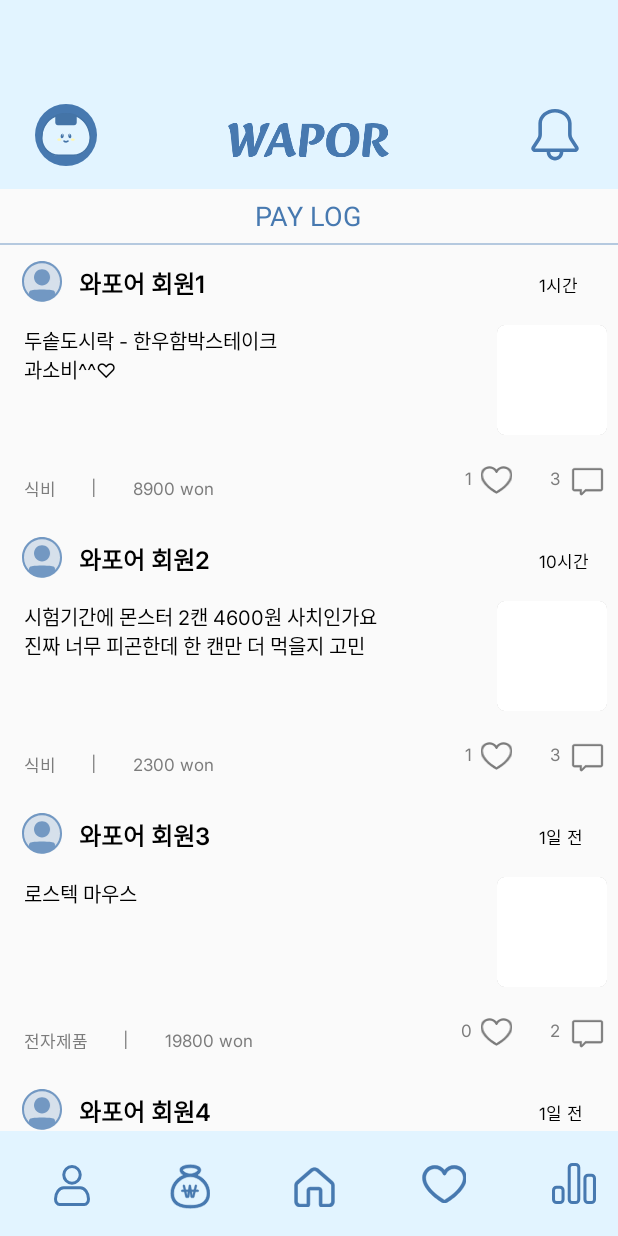
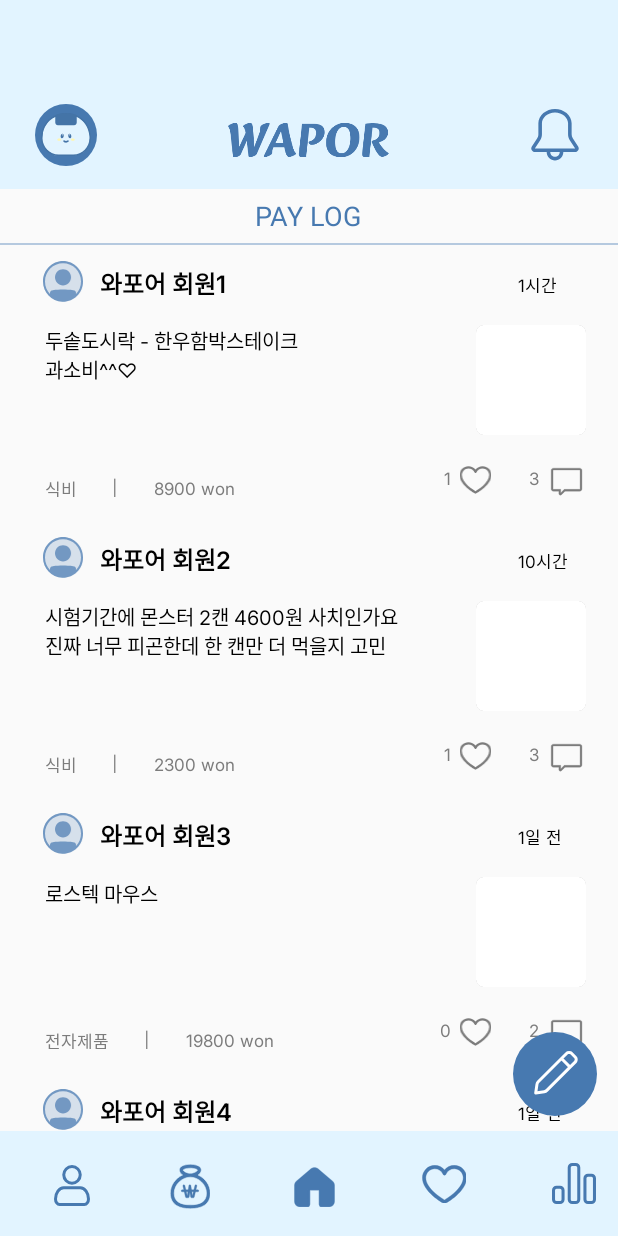
Before and after one commit to pknu-wap/WAP-OR, an Android app built with Jetpack Compose: the PaylogActivity screen opened directly, with no data from a screen before it, on a phone screen of 412 x 824 dp. Run offline under Robolectric (Android 15) with nearby library versions, the phone set to English and light mode, and no system bars.

Commit message:
Feat: 글쓰기 버튼 추가
홈 버튼 임시로 바꿔놨음

```diff
--- /dev/null
+++ b/client/app/src/main/res/drawable/home_icon_selected.xml
@@ -0,0 +1,14 @@
+<vector xmlns:android="http://schemas.android.com/apk/res/android"
+    android:width="27dp"
+    android:height="28dp"
+    android:viewportWidth="27"
+    android:viewportHeight="28">
+  <path
+      android:pathData="M10.91,1.868L10.91,1.868C11.629,1.244 12.548,0.9 13.5,0.9C14.452,0.9 15.371,1.244 16.09,1.868L16.09,1.868L25.54,10.07C25.967,10.441 26.309,10.899 26.544,11.414C26.779,11.929 26.9,12.488 26.9,13.054V23.55C26.9,24.598 26.484,25.602 25.743,26.343C25.002,27.084 23.998,27.5 22.95,27.5H18.225C17.715,27.5 17.225,27.297 16.864,26.936C16.503,26.575 16.3,26.086 16.3,25.575V16.377V16.277H16.2H10.8H10.7V16.377V25.575C10.7,26.086 10.497,26.575 10.136,26.936C9.775,27.297 9.286,27.5 8.775,27.5H4.05C3.002,27.5 1.998,27.084 1.257,26.343C0.516,25.602 0.1,24.598 0.1,23.55V13.054L0.1,13.054C0.1,12.488 0.221,11.929 0.456,11.414C0.691,10.899 1.033,10.441 1.46,10.07L10.91,1.868ZM3.099,11.959L3.099,11.959C2.942,12.095 2.817,12.263 2.731,12.452C2.644,12.641 2.6,12.846 2.6,13.054C2.6,13.054 2.6,13.054 2.6,13.054V23.55C2.6,23.934 2.753,24.303 3.025,24.575C3.297,24.847 3.665,25 4.05,25H8.1H8.2V24.9V16.377C8.2,15.688 8.474,15.027 8.962,14.539C9.449,14.051 10.11,13.777 10.8,13.777H16.2C16.89,13.777 17.551,14.051 18.038,14.539C18.526,15.027 18.8,15.688 18.8,16.377V24.9V25H18.9H22.95C23.335,25 23.703,24.847 23.975,24.575C24.247,24.303 24.4,23.934 24.4,23.55V13.054V13.054C24.4,12.846 24.355,12.641 24.269,12.452C24.183,12.263 24.057,12.095 23.9,11.959L14.451,3.755C14.451,3.755 14.451,3.755 14.451,3.755C14.187,3.526 13.849,3.399 13.5,3.399C13.15,3.399 12.813,3.526 12.549,3.755L3.099,11.959Z"
+      android:strokeWidth="0.2"
+      android:fillColor="#4779B0"
+      android:strokeColor="#E2F4FF"/>
+  <path
+      android:pathData="M8,6L13,2L17.5,4.5L26,12.5V22.5L25,26H17.5V15.5H9V26H4L1.5,24V20.5V14.5V11.5L4,9.5L8,6Z"
+      android:fillColor="#4779B0"/>
+</vector>
--- /dev/null
+++ b/client/app/src/main/res/drawable/write_icon.xml
@@ -0,0 +1,16 @@
+<vector xmlns:android="http://schemas.android.com/apk/res/android"
+    android:width="56dp"
+    android:height="56dp"
+    android:viewportWidth="56"
+    android:viewportHeight="56">
+  <path
+      android:pathData="M28,28m-28,0a28,28 0,1 1,56 0a28,28 0,1 1,-56 0"
+      android:fillColor="#4779B0"/>
+  <path
+      android:pathData="M32.328,17.706L16.827,33.205C16.366,33.665 16.066,34.262 15.972,34.907L15.135,40.619L20.848,39.782C21.493,39.688 22.09,39.387 22.551,38.926L38.049,23.427M32.328,17.706L35.702,14.331C35.927,14.106 36.194,13.928 36.488,13.806C36.781,13.684 37.096,13.622 37.414,13.622C37.732,13.622 38.047,13.684 38.341,13.806C38.635,13.928 38.902,14.106 39.127,14.331L41.424,16.629C41.649,16.853 41.828,17.12 41.95,17.414C42.071,17.708 42.134,18.023 42.134,18.341C42.134,18.659 42.071,18.974 41.95,19.268C41.828,19.562 41.649,19.829 41.424,20.054L38.049,23.427M32.328,17.706L38.049,23.427"
+      android:strokeLineJoin="round"
+      android:strokeWidth="2"
+      android:fillColor="#00000000"
+      android:strokeColor="#ffffff"
+      android:strokeLineCap="round"/>
+</vector>
--- a/client/app/src/main/res/layout/activity_bottom_navigation_bar.xml
+++ b/client/app/src/main/res/layout/activity_bottom_navigation_bar.xml
@@ -38,7 +38,7 @@
         android:layout_marginBottom="19.2dp"
         android:layout_marginStart="196dp"
         android:background="#E2F4FF"
-        android:src="@drawable/home_icon"
+        android:src="@drawable/home_icon_selected"
         app:layout_constraintStart_toStartOf="parent"
         app:layout_constraintBottom_toBottomOf="parent"/>
     <!-- 네 번째 버튼 -->
--- a/client/app/src/main/res/layout/activity_paylog_main.xml
+++ b/client/app/src/main/res/layout/activity_paylog_main.xml
@@ -11,8 +11,6 @@
         layout="@layout/activity_toolbar"
         android:layout_width="match_parent"
         android:layout_height="126dp" />
-
-    <!-- 콘텐츠 영역 -->
     <!-- 상단 타이틀 바 -->
     <FrameLayout
         android:id="@+id/title_bar"
@@ -33,12 +31,31 @@
             android:background="#B5C9DF"
             android:layout_gravity="bottom"/>
     </FrameLayout>
-    <androidx.recyclerview.widget.RecyclerView
-        android:id="@+id/recyclerView"
+    <!-- 콘텐츠 영역 -->
+    <!-- RecyclerView & writeButton -->
+    <FrameLayout
         android:layout_width="match_parent"
         android:layout_height="0dp"
         android:layout_weight="1"
-        />
+        android:paddingLeft="14dp"
+        android:paddingRight="14dp">
+
+        <androidx.recyclerview.widget.RecyclerView
+            android:id="@+id/recyclerView"
+            android:layout_width="match_parent"
+            android:layout_height="match_parent" />
+
+        <!-- 오버레이로 띄우는 ImageButton -->
+        <ImageButton
+            android:id="@+id/write_post_icon"
+            android:layout_width="56dp"
+            android:layout_height="56dp"
+            android:src="@drawable/write_icon"
+            android:layout_gravity="bottom|end"
+            android:layout_marginBottom="10dp"
+            android:background="@null"
+            />
+    </FrameLayout>
     <!-- 하단 네비게이션바 -->
     <include
         layout="@layout/activity_bottom_navigation_bar"
```
